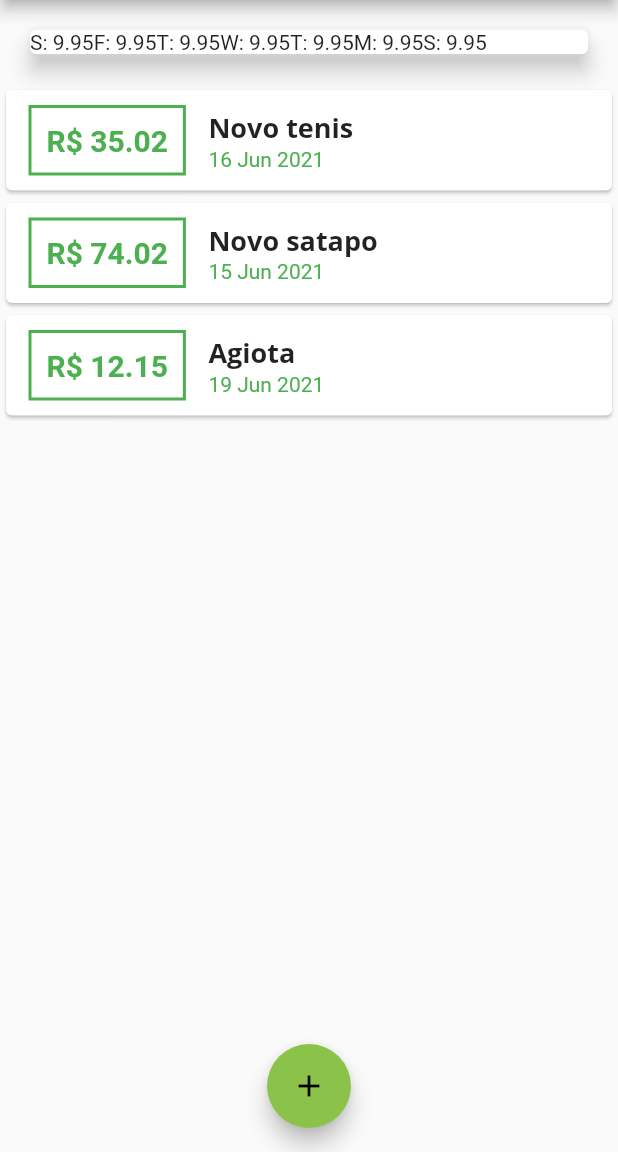
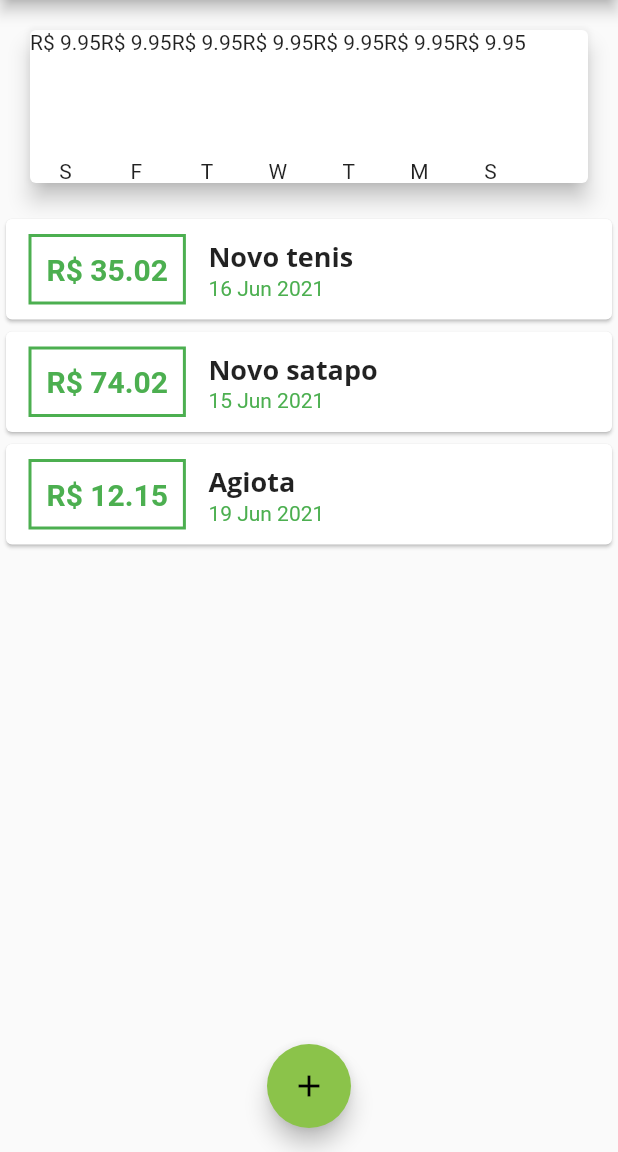
Before and after one commit to AlexBarroSS/yespense, a Flutter app: the screen it shows after launch, on a phone screen of 412 x 824 dp, the part 84-1236 px from its top. Run offline on Flutter 3.47's test engine with Material 2 defaults, Android fonts, the phone set to English and light mode, and no system bars.

Commit message:
Widget chartBar

```diff
--- a/lib/components/chart.dart
+++ b/lib/components/chart.dart
@@ -1,6 +1,7 @@
 import 'package:flutter/cupertino.dart';
 import 'package:flutter/material.dart';
 import 'package:intl/intl.dart';
+import 'package:yespense/components/chart_bar.dart';
 import 'package:yespense/model/transactions.dart';
 
 class Chart extends StatelessWidget {
@@ -41,7 +42,13 @@ class Chart extends StatelessWidget {
       margin: EdgeInsets.all(20),
       child: Row(
         children: groupedTransactions
-            .map((e) => Text("${e['day']}: ${e['value']}"))
+            .map(
+              (tr) => ChartBar(
+                label: (tr['day'] as String),
+                value: (tr['value'] as double),
+                percentage: 0,
+              ),
+            )
             .toList(),
       ),
     );
--- a/lib/components/chart_bar.dart
+++ b/lib/components/chart_bar.dart
@@ -1,8 +1,34 @@
 import 'package:flutter/cupertino.dart';
 
-class CharBar extends StatelessWidget {
+class ChartBar extends StatelessWidget {
+  late final String label;
+  late final double value;
+  late final double percentage;
+
+  ChartBar({
+    required this.label,
+    required this.value,
+    required this.percentage,
+  });
+
   @override
   Widget build(BuildContext context) {
-    return Container();
+    return Column(
+      children: <Widget>[
+        Text("R\$ ${value.toStringAsFixed(2)}"),
+        SizedBox(
+          height: 5,
+        ),
+        Container(
+          height: 60,
+          width: 10,
+          child: null,
+        ),
+        SizedBox(
+          height: 5,
+        ),
+        Text(label),
+      ],
+    );
   }
 }
```
